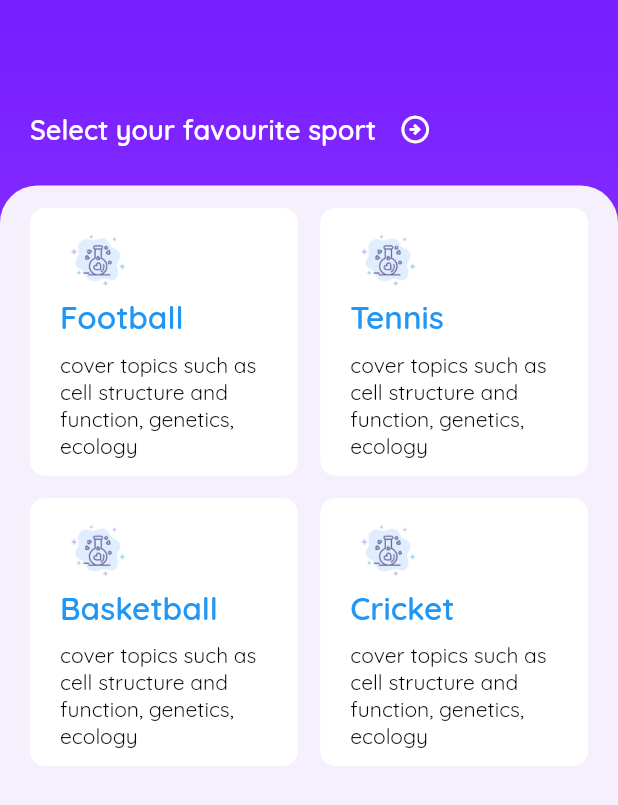
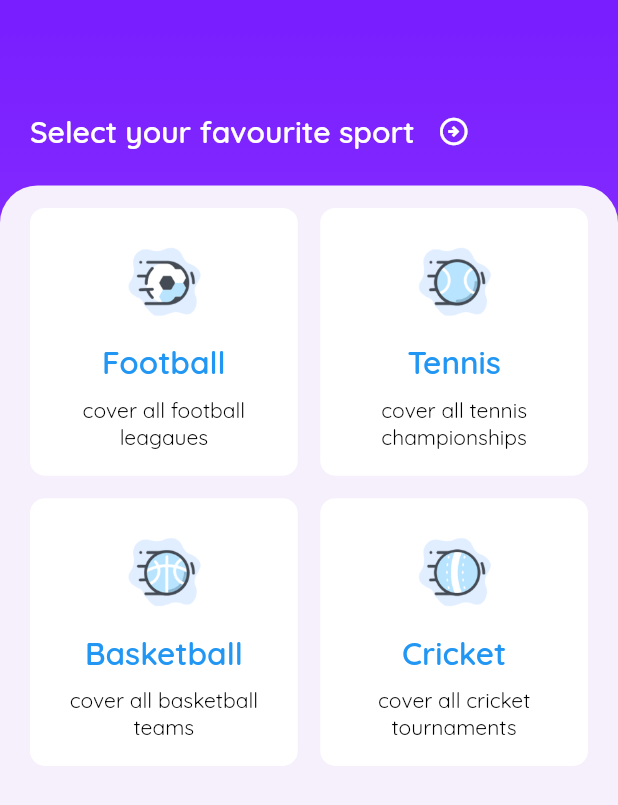
Before and after one commit to shalabycr7/sports_zone_app, a Flutter app: the HomeScreen screen opened directly, on a phone screen of 412 x 824 dp. Shown: the top 805 px of the screen. Run offline on Flutter 3.47's test engine with Material 2 defaults, Android fonts, the phone set to English and light mode, and no system bars; our stand-ins replace animated_splash_screen, google_fonts, introduction_screen, shared_preferences; accounts and stored records are empty.

Commit message:
updated ui elements

```diff
--- /dev/null
+++ b/lib/screens/countries_screen.dart
@@ -0,0 +1,17 @@
+import 'package:flutter/material.dart';
+
+class CountriesScreen extends StatefulWidget {
+  const CountriesScreen({super.key});
+
+  @override
+  State<CountriesScreen> createState() => _CountriesScreenState();
+}
+
+class _CountriesScreenState extends State<CountriesScreen> {
+  @override
+  Widget build(BuildContext context) {
+    return Scaffold(
+      body: Text('data'),
+    );
+  }
+}
--- a/lib/screens/home_screen.dart
+++ b/lib/screens/home_screen.dart
@@ -42,7 +42,7 @@ class _HomeScreenState extends State<HomeScreen> {
                   Text(
                     "Select your favourite sport",
                     style: GoogleFonts.quicksand(
-                        fontSize: 18.0,
+                        fontSize: 20.0,
                         color: Colors.white,
                         fontWeight: FontWeight.w600),
                   ),
@@ -75,30 +75,26 @@ class _HomeScreenState extends State<HomeScreen> {
               crossAxisCount: 2,
               crossAxisSpacing: 15,
               mainAxisSpacing: 15,
-              children: [
+              children: const [
                 CardCategory(
-                  images: "assets/images/football_badge.jpg",
+                  images: "assets/images/football_badge.png",
                   testName: "Football",
-                  brief:
-                      "cover topics such as cell structure and function, genetics, ecology",
+                  brief: "cover all football leagaues",
                 ),
                 CardCategory(
-                  images: "assets/images/football_badge.jpg",
+                  images: "assets/images/tennis_badge.png",
                   testName: "Tennis",
-                  brief:
-                      "cover topics such as cell structure and function, genetics, ecology",
+                  brief: "cover all tennis championships",
                 ),
                 CardCategory(
-                  images: "assets/images/football_badge.jpg",
+                  images: "assets/images/basketball_badge.png",
                   testName: "Basketball",
-                  brief:
-                      "cover topics such as cell structure and function, genetics, ecology",
+                  brief: "cover all basketball teams",
                 ),
                 CardCategory(
-                  images: "assets/images/football_badge.jpg",
+                  images: "assets/images/cricket_badge.png",
                   testName: "Cricket",
-                  brief:
-                      "cover topics such as cell structure and function, genetics, ecology",
+                  brief: "cover all cricket tournaments",
                 ),
               ],
             ),
--- a/lib/widgets/card_category.dart
+++ b/lib/widgets/card_category.dart
@@ -1,22 +1,30 @@
 import 'package:flutter/material.dart';
 import 'package:google_fonts/google_fonts.dart';
+import 'package:sports_zone/screens/countries_screen.dart';
 
 class CardCategory extends StatelessWidget {
   final String images;
   final String testName;
-  final String? brief;
+  final String brief;
 
-  CardCategory({
+  const CardCategory({
     Key? key,
     required this.images,
     required this.testName,
-    this.brief,
+    required this.brief,
   }) : super(key: key);
 
   @override
   Widget build(BuildContext context) {
     return InkWell(
-      onTap: () {},
+      onTap: () {
+        Navigator.push(
+          context,
+          MaterialPageRoute(
+            builder: (context) => const CountriesScreen(),
+          ),
+        );
+      },
       child: Container(
         width: double.infinity,
         decoration: BoxDecoration(
@@ -30,12 +38,12 @@ class CardCategory extends StatelessWidget {
               children: [
                 Expanded(
                   child: Column(
-                    crossAxisAlignment: CrossAxisAlignment.start,
+                    crossAxisAlignment: CrossAxisAlignment.center,
                     children: [
                       Image.asset(
                         images,
-                        width: 50,
-                        height: 50,
+                        width: 80,
+                        height: 80,
                       ),
                       Text(
                         testName,
@@ -47,7 +55,8 @@ class CardCategory extends StatelessWidget {
                       ),
                       const SizedBox(height: 10),
                       Text(
-                        brief!,
+                        textAlign: TextAlign.center,
+                        brief,
                         style: GoogleFonts.quicksand(
                           fontSize: 14,
                           color: Colors.black,
```
Also changed, not shown: assets/images/basketball_badge.png (added), assets/images/cricket_badge.png (added), assets/images/football_badge.jpg (deleted), assets/images/football_badge.png (added), assets/images/tennis_badge.png (added).
